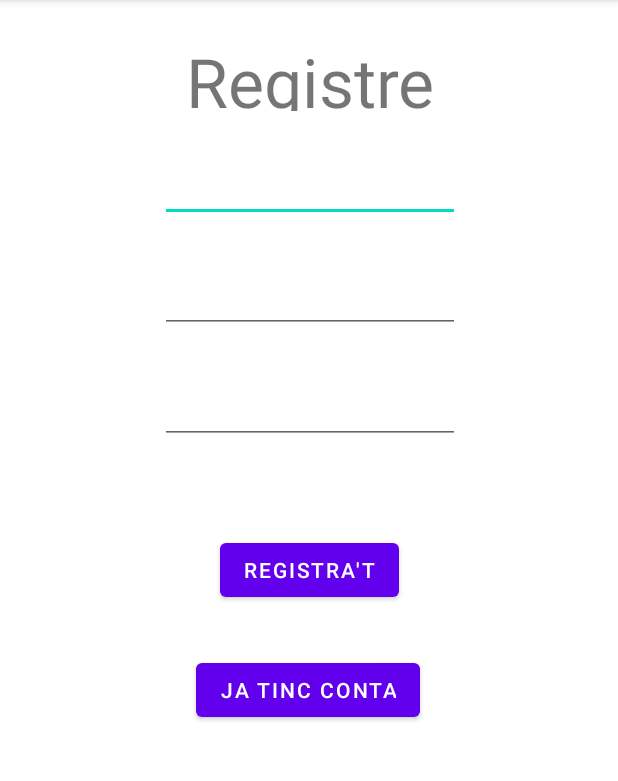
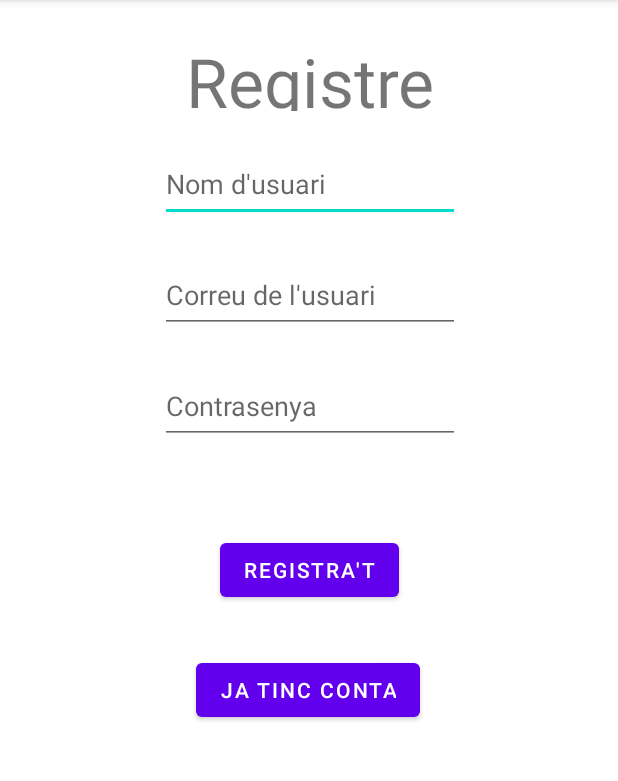
Before and after one commit to a14jorsoltor/JamSpace, an Android app: the PantallaRegistre screen opened directly, with no data from a screen before it, on a phone screen of 412 x 824 dp, the part 84-865 px from its top. Run offline under Robolectric (Android 15) with nearby library versions, the phone set to English and light mode, and no system bars; our stand-ins replace Firebase (no records; nobody signed in at launch, a user with empty details on screens opened directly).

Commit message:
comait registre

```diff
--- a/app/build.gradle
+++ b/app/build.gradle
@@ -1,5 +1,6 @@
 plugins {
     id 'com.android.application'
+    id 'com.google.gms.google-services'
 }
 
 android {
@@ -32,6 +33,8 @@ dependencies {
     implementation 'androidx.appcompat:appcompat:1.2.0'
     implementation 'com.google.android.material:material:1.3.0'
     implementation 'androidx.constraintlayout:constraintlayout:2.0.4'
+    implementation 'com.google.firebase:firebase-bom:29.3.1'
+    implementation 'com.google.firebase:firebase-firestore:21.4.0'
     testImplementation 'junit:junit:4.+'
     androidTestImplementation 'androidx.test.ext:junit:1.1.2'
     androidTestImplementation 'androidx.test.espresso:espresso-core:3.3.0'
--- a/app/src/main/AndroidManifest.xml
+++ b/app/src/main/AndroidManifest.xml
@@ -9,6 +9,9 @@
         android:roundIcon="@mipmap/ic_launcher_round"
         android:supportsRtl="true"
         android:theme="@style/Theme.Login">
+        <activity
+            android:name=".Portfoli"
+            android:exported="true" />
         <activity
             android:name=".PantallaRegistre"
             android:exported="true" />
--- a/app/src/main/java/com/example/login/PantallaRegistre.java
+++ b/app/src/main/java/com/example/login/PantallaRegistre.java
@@ -1,21 +1,53 @@
 package com.example.login;
 
+import androidx.annotation.NonNull;
 import androidx.appcompat.app.AppCompatActivity;
 
 import android.content.Intent;
 import android.os.Bundle;
+import android.util.Log;
 import android.view.View;
+import android.widget.EditText;
+import android.widget.TextView;
 import android.widget.Toast;
 
+import com.google.android.gms.tasks.OnCompleteListener;
+import com.google.android.gms.tasks.OnFailureListener;
+import com.google.android.gms.tasks.OnSuccessListener;
+import com.google.android.gms.tasks.Task;
+import com.google.firebase.firestore.CollectionReference;
+import com.google.firebase.firestore.FirebaseFirestore;
+import com.google.firebase.firestore.Query;
+import com.google.firebase.firestore.QueryDocumentSnapshot;
+import com.google.firebase.firestore.QuerySnapshot;
+
+import java.util.HashMap;
+import java.util.Map;
+
+
 public class PantallaRegistre extends AppCompatActivity {
+
+    FirebaseFirestore db = FirebaseFirestore.getInstance();
+    private static final String LOG_TAG = null;
+    long id = 0;
+    TextView msgError;
+    EditText nomUsuari, correuUsuari, pswUsuari;
+
 
     @Override
     protected void onCreate(Bundle savedInstanceState) {
         super.onCreate(savedInstanceState);
         setContentView(R.layout.activity_pantalla_registre);
-        Toast.makeText(getApplicationContext(),"Pantalla registre",Toast.LENGTH_SHORT).show();
+        Toast.makeText(getApplicationContext(), "Pantalla registre", Toast.LENGTH_SHORT).show();
+        setUp();
 
+    }
 
+    private void setUp() {
+        msgError = findViewById(R.id.tvMsgError);
+        nomUsuari = findViewById(R.id.etNomReg);
+        correuUsuari = findViewById(R.id.etCorreu);
+        pswUsuari = findViewById(R.id.etContrasenya);
     }
 
     public void returnLogin(View view) {
@@ -24,6 +56,71 @@ public class PantallaRegistre extends AppCompatActivity {
     }
 
     public void Register(View view) {
-        //Aqui van guardar les dades en el firebase
+/*
+        if (nomUsuari.getText().toString().equals("") && correuUsuari.getText().toString().equals("") && pswUsuari.getText().toString().equals("")) {
+
+            if (nomUsuari.getText().toString().equals("")) {
+                msgError.setText(msgError.getText() + " Has de ficiar un nom d'usuari");
+            }
+            if (correuUsuari.getText().toString().equals("")) {
+                msgError.setText(msgError.getText() + " Has de ficiar un correu");
+            }
+            if (pswUsuari.getText().toString().equals("")) {
+                pswUsuari.setText(msgError.getText() + " Has de ficiar una contrasenya");
+            }
+
+        } else {
+
+
+            getIdDoc(db, "id");
+
+            Map<String, Object> usuari = new HashMap<>();
+            usuari.put("id", ++id);
+            usuari.put("username", nomUsuari.getText().toString());
+            usuari.put("userMail", correuUsuari.getText().toString());
+            usuari.put("password", pswUsuari.getText().toString());
+
+// Add a new document with a generated ID
+            db.collection("Usuaris").document("Comanda " + id)
+                    .set(usuari)
+                    .addOnSuccessListener(new OnSuccessListener<Void>() {
+                        @Override
+                        public void onSuccess(Void aVoid) {
+                            Log.d(LOG_TAG, "DocumentSnapshot successfully written!");
+                        }
+                    })
+                    .addOnFailureListener(new OnFailureListener() {
+                        @Override
+                        public void onFailure(@NonNull Exception e) {
+                            Log.w(LOG_TAG, "Error writing document", e);
+                        }
+                    });
+
+        }
+*/
     }
+
+    public void getIdDoc(FirebaseFirestore db, String idNom) {
+
+
+        CollectionReference lastDoc = db.collection("Comanda");
+
+        lastDoc.orderBy("ID", Query.Direction.DESCENDING).limit(1).get().addOnCompleteListener(new OnCompleteListener<QuerySnapshot>() {
+            @Override
+            public void onComplete(@NonNull Task<QuerySnapshot> task) {
+                if (task.isSuccessful()) {
+                    for (QueryDocumentSnapshot document : task.getResult()) {
+                        id = (Long) document.get(idNom);
+
+                    }
+                } else {
+                    Log.w(LOG_TAG, "Error getting documents.", task.getException());
+                }
+
+            }
+        });
+
+    }
+
+
 }
--- a/app/src/main/res/layout/activity_pantalla_registre.xml
+++ b/app/src/main/res/layout/activity_pantalla_registre.xml
@@ -22,6 +22,7 @@
 
     <EditText
         android:id="@+id/etNomReg"
+        android:hint="Nom d'usuari"
         android:layout_width="200dp"
         android:layout_height="50dp"
         android:layout_marginTop="24dp"
@@ -32,6 +33,8 @@
 
     <EditText
         android:id="@+id/etCorreuReg"
+        android:hint="Correu de l'usuari"
+        android:inputType="textEmailAddress"
         android:layout_width="200dp"
         android:layout_height="50dp"
         android:layout_marginTop="24dp"
@@ -42,6 +45,7 @@
 
     <EditText
         android:id="@+id/etContrasenyaReg"
+        android:hint="Contrasenya"
         android:layout_width="200dp"
         android:layout_height="50dp"
         android:layout_marginTop="24dp"
@@ -76,4 +80,13 @@
         app:layout_constraintTop_toBottomOf="@+id/buttonReg"
         tools:ignore="OnClick" />
 
+    <TextView
+        android:id="@+id/tvMsgError"
+        android:layout_width="260dp"
+        android:layout_height="72dp"
+        app:layout_constraintBottom_toBottomOf="parent"
+        app:layout_constraintEnd_toEndOf="parent"
+        app:layout_constraintStart_toStartOf="parent"
+        app:layout_constraintTop_toBottomOf="@+id/buttonLogReg" />
+
 </androidx.constraintlayout.widget.ConstraintLayout>
--- a/build.gradle
+++ b/build.gradle
@@ -6,7 +6,7 @@ buildscript {
     }
     dependencies {
         classpath "com.android.tools.build:gradle:7.0.2"
-
+        classpath 'com.google.gms:google-services:4.3.10'
         // NOTE: Do not place your application dependencies here; they belong
         // in the individual module build.gradle files
     }
```
Also changed, not shown: app/src/main/java/com/example/login/Portfoli.java (added, +14 -0 lines), app/src/main/res/layout/activity_portfoli.xml (added, +9 -0 lines), 1 other file.
